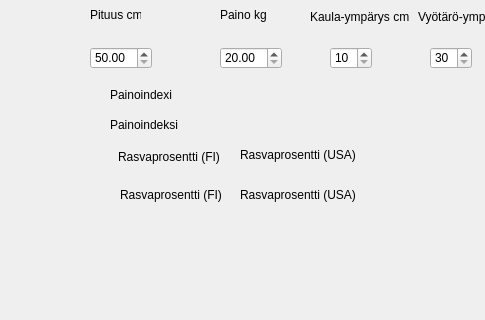
Qt form Main.ui (Sandrowue/FitnessGUI) before a commit; both pictures show x 0 to 485 and y 273 to 593 of the 1133 by 887 pixel window.
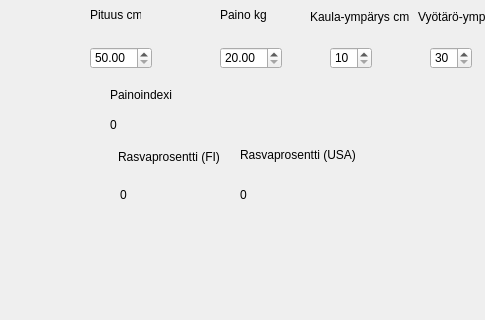
The same form after that commit.

Diff of the .ui file:
```diff
--- a/Main.ui
+++ b/Main.ui
@@ -66,7 +66,7 @@
      </rect>
     </property>
     <property name="text">
-     <string>Rasvaprosentti (FI)</string>
+     <string>0</string>
     </property>
    </widget>
    <widget class="QSpinBox" name="kaulaSpinBox">
@@ -251,7 +251,7 @@
      </rect>
     </property>
     <property name="text">
-     <string>Rasvaprosentti (USA)</string>
+     <string>0</string>
     </property>
    </widget>
    <widget class="QComboBox" name="genderComboBox">
@@ -342,7 +342,7 @@
      </rect>
     </property>
     <property name="text">
-     <string>Painoindeksi</string>
+     <string>0</string>
     </property>
    </widget>
    <widget class="QSpinBox" name="vyotaroSpinBox">
```
